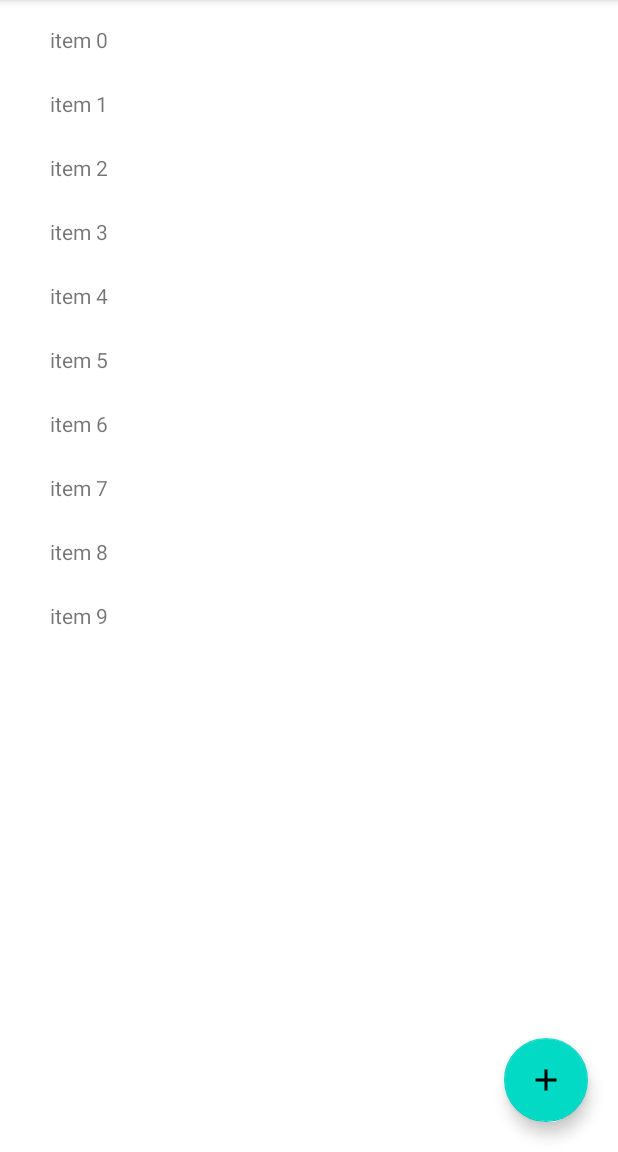
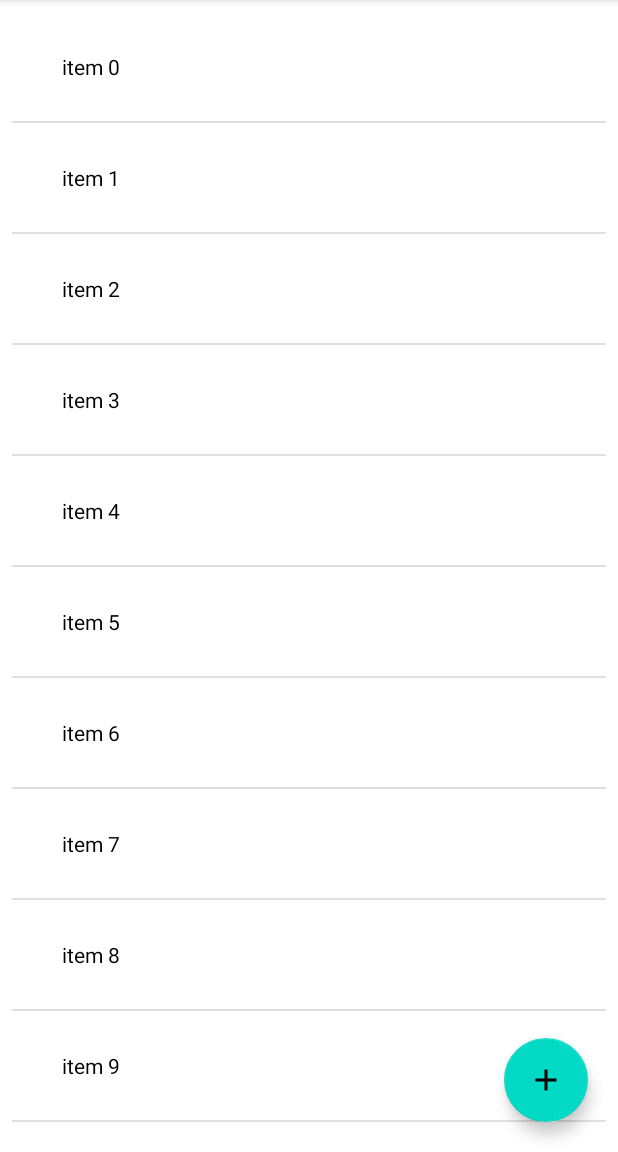
Before and after one commit to Motsu0417/MemoApplication, an Android app: the screen it shows after launch (MainActivity), on a phone screen of 412 x 824 dp, the part 84-1236 px from its top. Run offline under Robolectric (Android 15) with nearby library versions, the phone set to English and light mode, and no system bars.

Commit message:
RecyclerViewの調整、作成↔リストの相互遷移を可能にした

```diff
--- a/app/src/main/java/app/motsu/hiromoto/memoapplication/ListAdapter.kt
+++ b/app/src/main/java/app/motsu/hiromoto/memoapplication/ListAdapter.kt
@@ -4,25 +4,28 @@ import android.view.LayoutInflater
 import android.view.View
 import android.view.ViewGroup
 import android.widget.TextView
+import android.widget.Toast
 import androidx.recyclerview.widget.RecyclerView
 import app.motsu.hiromoto.memoapplication.databinding.FragmentRecyclerViewBinding
 
 class ListAdapter(private val itemList:ArrayList<Item>): RecyclerView.Adapter<ListAdapter.ViewHolder>() {
 
-    class ViewHolder(private val view: View): RecyclerView.ViewHolder(view) {
+    class ViewHolder(val view: View): RecyclerView.ViewHolder(view) {
         val title:TextView = view.findViewById(R.id.item_title)
     }
 
     override fun onCreateViewHolder(parent: ViewGroup, viewType: Int): ViewHolder {
         val layoutInflater = LayoutInflater.from(parent.context)
-//        val itemView = FragmentRecyclerViewBinding.inflate(layoutInflater)
-//        return ViewHolder(itemView.root)
         val item = layoutInflater.inflate(R.layout.memolist_item, parent, false)
         return ViewHolder(item)
     }
 
     override fun onBindViewHolder(holder: ViewHolder, position: Int) {
         holder.title.text = itemList.get(position).title
+        holder.view.setOnClickListener {
+//            Toast.makeText(holder.view.context, holder.title.text.toString(),Toast.LENGTH_SHORT).show()
+
+        }
     }
 
     override fun getItemCount() = itemList.size
--- a/app/src/main/java/app/motsu/hiromoto/memoapplication/MainActivity.kt
+++ b/app/src/main/java/app/motsu/hiromoto/memoapplication/MainActivity.kt
@@ -7,7 +7,6 @@ import app.motsu.hiromoto.memoapplication.databinding.ActivityMainBinding
 class MainActivity : AppCompatActivity() {
 
     private lateinit var binding: ActivityMainBinding
-    private val itemArray:ArrayList<Item> = ArrayList()
 
     override fun onCreate(savedInstanceState: Bundle?) {
         super.onCreate(savedInstanceState)
@@ -18,9 +17,13 @@ class MainActivity : AppCompatActivity() {
 
         supportFragmentManager.beginTransaction().apply{
             replace(R.id.edit_fragment_container,
-            RecyclerViewFragment(itemArray),
+            RecyclerViewFragment(),
         "RecyclerFragment")
         }.commit()
+    }
+
+    companion object{
+        val itemArray:ArrayList<Item> = ArrayList()
     }
 }
 
--- a/app/src/main/java/app/motsu/hiromoto/memoapplication/RecyclerViewFragment.kt
+++ b/app/src/main/java/app/motsu/hiromoto/memoapplication/RecyclerViewFragment.kt
@@ -6,14 +6,15 @@ import androidx.fragment.app.Fragment
 import android.view.LayoutInflater
 import android.view.View
 import android.view.ViewGroup
+import androidx.recyclerview.widget.DividerItemDecoration
 import androidx.recyclerview.widget.LinearLayoutManager
 import androidx.recyclerview.widget.RecyclerView
 import app.motsu.hiromoto.memoapplication.databinding.FragmentRecyclerViewBinding
 
-class RecyclerViewFragment(itemArray: ArrayList<Item>) : Fragment() {
+class RecyclerViewFragment() : Fragment() {
 
     private lateinit var binding: FragmentRecyclerViewBinding
-    private val itemArray = itemArray
+    private val itemArray = MainActivity.itemArray
 
     override fun onCreate(savedInstanceState: Bundle?) {
         super.onCreate(savedInstanceState)
@@ -46,22 +47,23 @@ class RecyclerViewFragment(itemArray: ArrayList<Item>) : Fragment() {
                 state: RecyclerView.State) {
                 // アイテムの上下左右へ空間を設ける
                 // outRect.set(leftの空間, topの空間, rightの空間, bottomの空間)
-                outRect.set(50, 10, 50, 10)
+                outRect.set(50, 40, 50, 40)
             }
         }
 
 
         binding.recyclerView.apply{
             adapter = ListAdapter(itemArray)
-            layoutManager = LinearLayoutManager(this.context)
+            layoutManager = LinearLayoutManager(context)
             setHasFixedSize(true)
             addItemDecoration(decoration)
+            addItemDecoration(DividerItemDecoration(context, DividerItemDecoration.VERTICAL))
         }
 
         binding.createButton.setOnClickListener {
             parentFragmentManager.beginTransaction().apply{
             replace(R.id.edit_fragment_container,
-            EditFragment(itemArray),
+            EditFragment(),
         "EditFragment")
             }.commit()
 //            parentFragmentManager.beginTransaction().remove(this).commit();
--- a/app/src/main/res/layout/fragment_edit.xml
+++ b/app/src/main/res/layout/fragment_edit.xml
@@ -18,6 +18,7 @@
         app:layout_constraintTop_toTopOf="parent">
 
         <com.google.android.material.textfield.TextInputEditText
+            android:id="@+id/memo_edit_text"
             android:layout_width="match_parent"
             android:layout_height="wrap_content" />
 
--- a/app/src/main/res/layout/fragment_recycler_view.xml
+++ b/app/src/main/res/layout/fragment_recycler_view.xml
@@ -16,7 +16,8 @@
         app:layout_constraintStart_toStartOf="parent"
         app:layout_constraintTop_toTopOf="parent"
         app:layout_constraintVertical_bias="0.0"
-        tools:listitem="@layout/memolist_item" />
+        tools:listitem="@layout/memolist_item"
+        android:layout_margin="8dp"/>
 
     <com.google.android.material.floatingactionbutton.FloatingActionButton
         android:id="@+id/create_button"
--- a/app/src/main/res/layout/memolist_item.xml
+++ b/app/src/main/res/layout/memolist_item.xml
@@ -10,8 +10,8 @@
         android:layout_width="wrap_content"
         android:layout_height="wrap_content"
         android:text="title"
+        android:textColor="#000000"
         app:layout_constraintStart_toStartOf="parent"
-        app:layout_constraintTop_toTopOf="parent"
-        android:layout_marginTop="10dp" />
+        app:layout_constraintTop_toTopOf="parent" />
 
 </androidx.constraintlayout.widget.ConstraintLayout>
```
Also changed, not shown: app/src/main/java/app/motsu/hiromoto/memoapplication/EditFragment.kt (+15 -8 lines).
